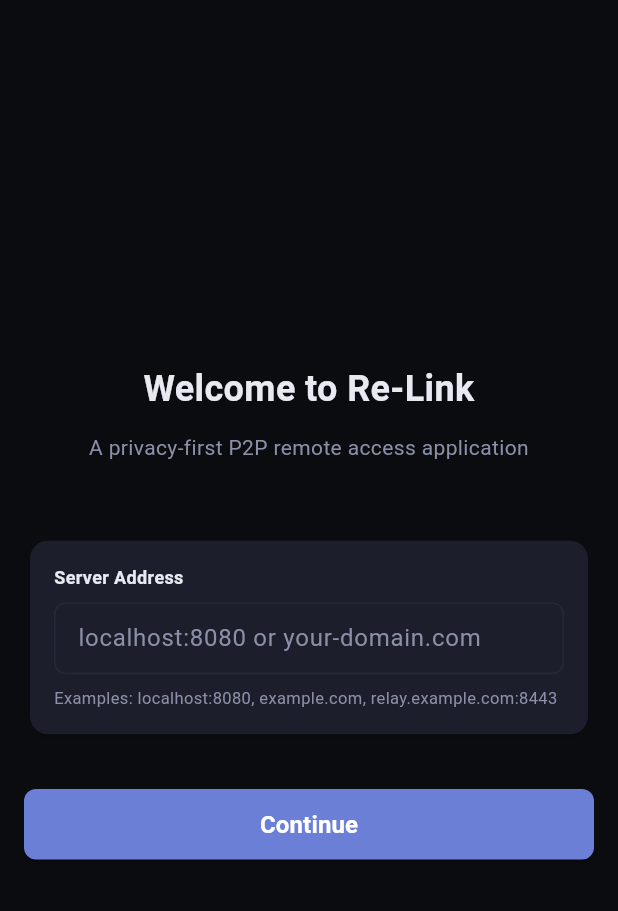
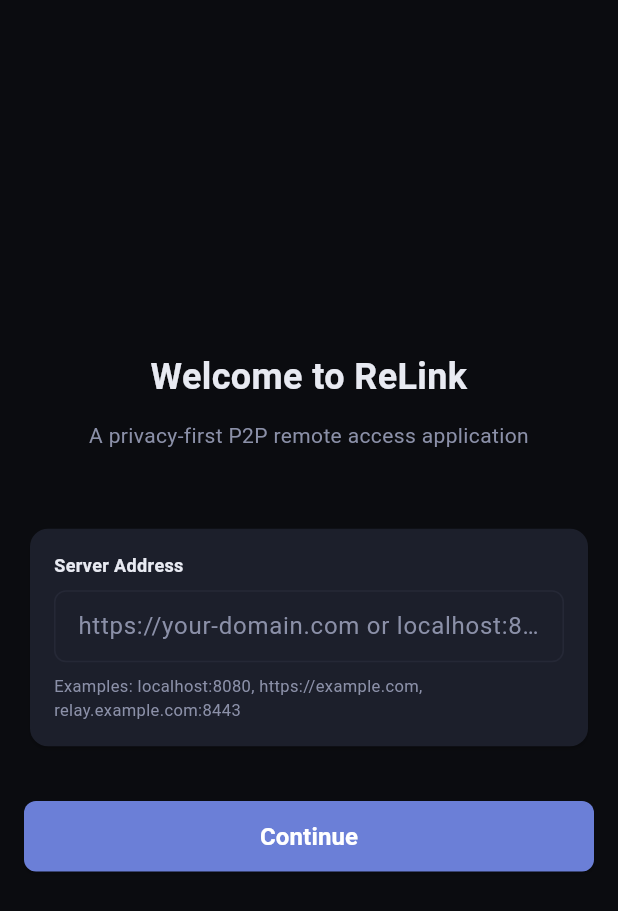
Before and after one commit to dsk1ra/re-link, a Flutter app: the screen it shows after launch, on a phone screen of 412 x 824 dp. Shown: the top 911 px of the screen. Run offline on Flutter 3.47's test engine with Material 3 defaults, Android fonts, the phone set to English and light mode, and no system bars; our stand-ins replace share_plus, shared_preferences; missing offline and left inert: dart:ffi, desktop_drop, file_selector, flutter_rust_bridge, flutter_webrtc.

Commit message:
feat(signaling): default to HTTPS and improve invalid response handling

```diff
--- a/client/flutter/lib/src/features/settings/data/local_settings.dart
+++ b/client/flutter/lib/src/features/settings/data/local_settings.dart
@@ -22,11 +22,11 @@ class LocalSettings {
 
   /// Save the signaling domain
   Future<void> setDomain(String domain) async {
-    // Normalize the domain (add http:// if missing)
+    // Normalize the domain (default to HTTPS when scheme is omitted)
     String normalizedDomain = domain.trim();
     if (!normalizedDomain.startsWith('http://') &&
         !normalizedDomain.startsWith('https://')) {
-      normalizedDomain = 'http://$normalizedDomain';
+      normalizedDomain = 'https://$normalizedDomain';
     }
     // Remove trailing slash if present
     if (normalizedDomain.endsWith('/')) {
--- a/client/flutter/lib/src/presentation/pages/welcome_screen.dart
+++ b/client/flutter/lib/src/presentation/pages/welcome_screen.dart
@@ -75,7 +75,7 @@ class _WelcomeScreenState extends State<WelcomeScreen> {
                   // Welcome header
                   const SizedBox(height: 24),
                   Text(
-                    'Welcome to Re-Link',
+                    'Welcome to ReLink',
                     style: const TextStyle(
                       color: AppColors.textPrimary,
                       fontSize: 24,
@@ -116,7 +116,8 @@ class _WelcomeScreenState extends State<WelcomeScreen> {
                             cursorColor: AppColors.primary,
                             style: const TextStyle(color: AppColors.textMuted),
                             decoration: InputDecoration(
-                              hintText: 'localhost:8080 or your-domain.com',
+                              hintText:
+                                  'https://your-domain.com or localhost:8080',
                               hintStyle: const TextStyle(
                                 color: AppColors.textMuted,
                               ),
@@ -148,7 +149,7 @@ class _WelcomeScreenState extends State<WelcomeScreen> {
                           ),
                           const SizedBox(height: 8),
                           Text(
-                            'Examples: localhost:8080, example.com, relay.example.com:8443',
+                            'Examples: localhost:8080, https://example.com, relay.example.com:8443',
                             style: const TextStyle(
                               color: AppColors.textMuted,
                               fontSize: 11,
--- a/client/flutter/lib/src/presentation/widgets/domain_config_dialog.dart
+++ b/client/flutter/lib/src/presentation/widgets/domain_config_dialog.dart
@@ -82,7 +82,7 @@ class _DomainConfigDialogState extends State<DomainConfigDialog> {
               cursorColor: AppColors.primary,
               style: const TextStyle(color: AppColors.textMuted),
               decoration: InputDecoration(
-                hintText: 'localhost:8080 or your-domain.com',
+                hintText: 'https://your-domain.com or localhost:8080',
                 hintStyle: const TextStyle(color: AppColors.textMuted),
                 border: OutlineInputBorder(
                   borderRadius: BorderRadius.circular(8),
@@ -110,7 +110,7 @@ class _DomainConfigDialogState extends State<DomainConfigDialog> {
             Text(
               'Examples:\n'
               '• localhost:8080 (local development)\n'
-              '• example.com (production)\n'
+              '• https://example.com (production)\n'
               '• relay.example.com:8443 (custom port)',
               style: const TextStyle(fontSize: 12, color: AppColors.textMuted),
             ),
```
Also changed, not shown: client/flutter/lib/src/features/pairing/data/http/http_signaling_backend.dart (+12 -1 lines), 1 other file.
